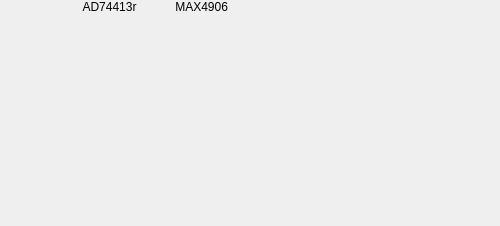
Above: plugins/swiot/ui/swiotconfig.ui from analogdevicesinc/scopy before the change. Below: the same form after it.
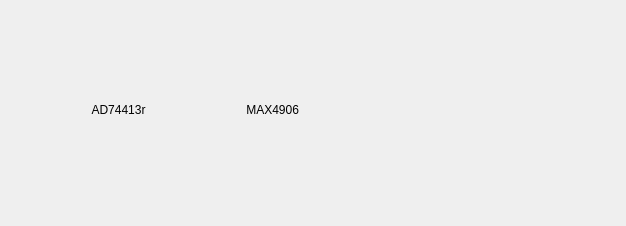
That is the form after the change.

```diff
--- a/plugins/swiot/ui/swiotconfig.ui
+++ b/plugins/swiot/ui/swiotconfig.ui
@@ -6,32 +6,22 @@
    <rect>
     <x>0</x>
     <y>0</y>
-    <width>500</width>
+    <width>626</width>
     <height>226</height>
    </rect>
   </property>
-  <property name="sizePolicy">
-   <sizepolicy hsizetype="Fixed" vsizetype="Fixed">
-    <horstretch>0</horstretch>
-    <verstretch>0</verstretch>
-   </sizepolicy>
-  </property>
-  <property name="minimumSize">
-   <size>
-    <width>100</width>
-    <height>100</height>
-   </size>
-  </property>
-  <property name="maximumSize">
-   <size>
-    <width>500</width>
-    <height>500</height>
-   </size>
-  </property>
   <property name="windowTitle">
    <string>Form</string>
   </property>
   <widget class="QWidget" name="">
+   <property name="geometry">
+    <rect>
+     <x>9</x>
+     <y>9</y>
+     <width>611</width>
+     <height>201</height>
+    </rect>
+   </property>
    <layout class="QGridLayout" name="gridLayout" rowstretch="1,5">
     <item row="1" column="0">
      <layout class="QVBoxLayout" name="verticalLayout">
```
